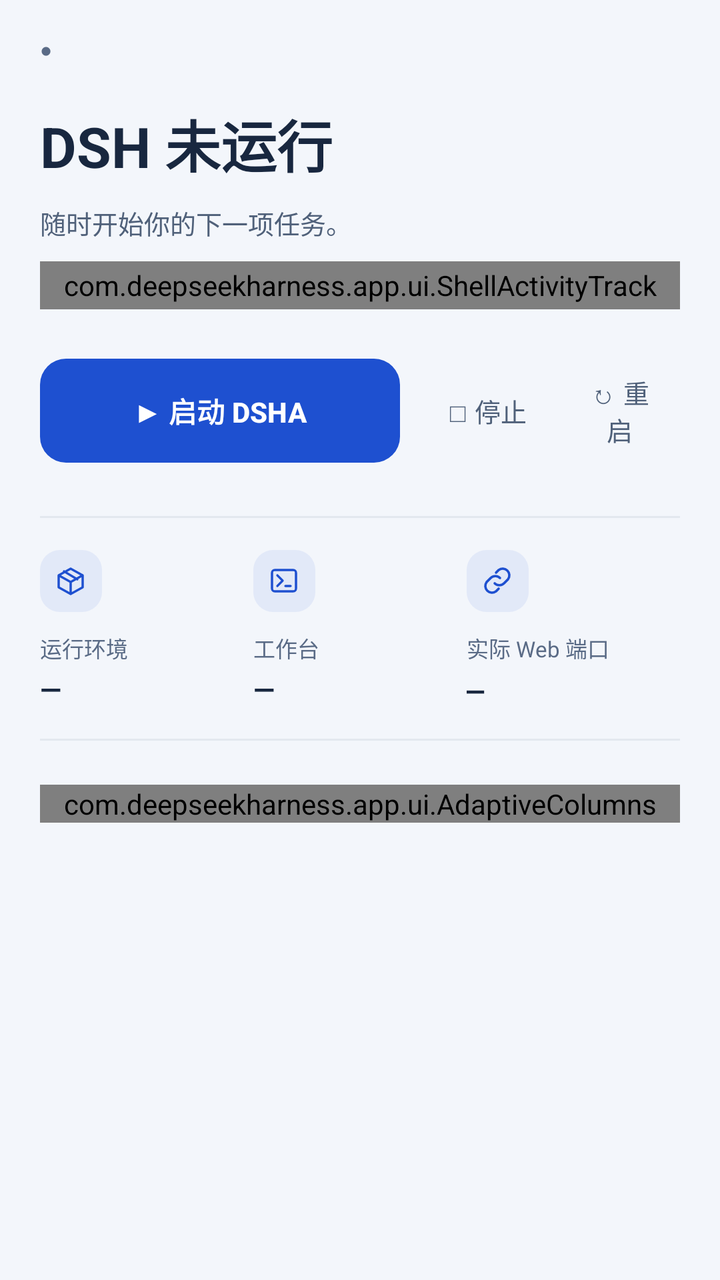
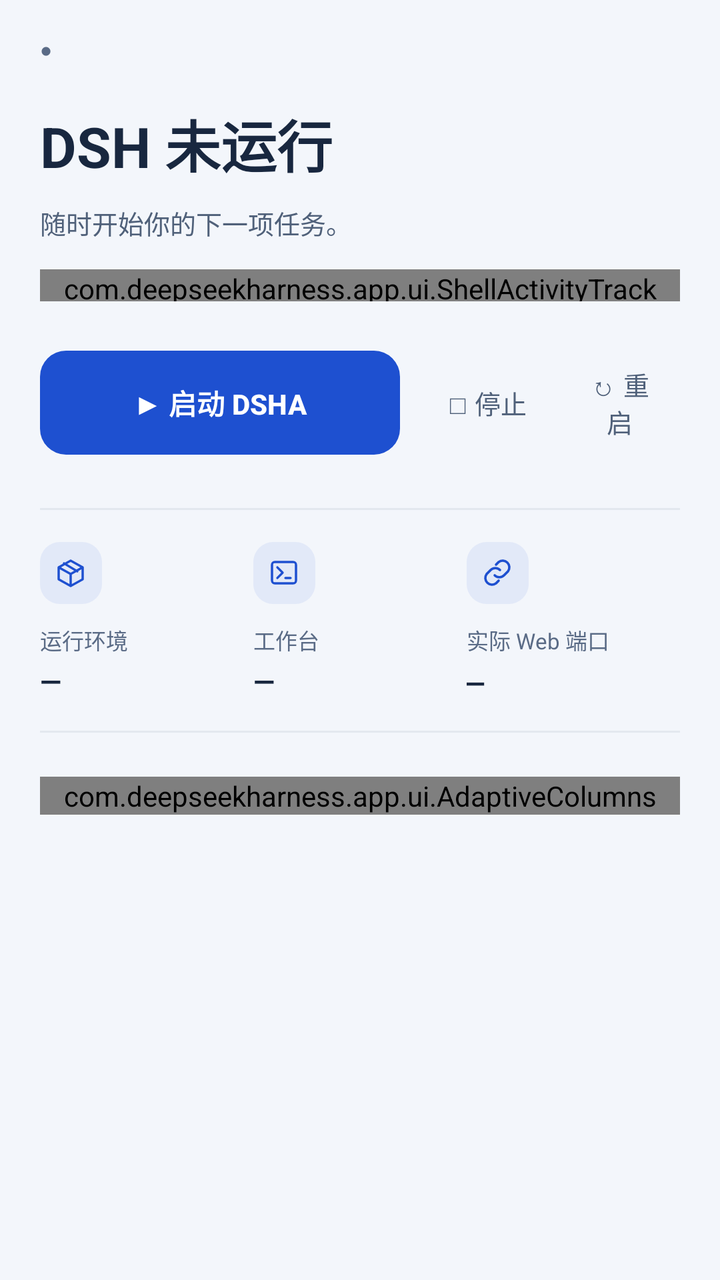

Before-and-after screenshots of an Android layout around one commit, followed by the original layout XML and the change that was made.
<!-- AndroidManifest.xml: application theme Theme.DeepseekHarness -->
<!-- res/layout/fragment_launch.xml -->
<?xml version='1.0' encoding='utf-8'?>
<FrameLayout xmlns:android="http://schemas.android.com/apk/res/android" xmlns:app="http://schemas.android.com/apk/res-auto" android:layout_width="match_parent" android:layout_height="match_parent" android:background="@color/shell_bg">

  <ScrollView android:id="@+id/launch_panel" android:layout_width="match_parent" android:layout_height="match_parent" android:background="@color/shell_bg" android:fillViewport="true" android:overScrollMode="ifContentScrolls">

    <LinearLayout android:id="@+id/launch_sections" android:layout_width="match_parent" android:layout_height="wrap_content" android:orientation="vertical" android:paddingStart="@dimen/shell_launch_page_pad" android:paddingTop="@dimen/shell_launch_page_top" android:paddingEnd="@dimen/shell_launch_page_pad" android:paddingBottom="@dimen/shell_launch_page_bottom">

      
      <LinearLayout android:layout_width="match_parent" android:layout_height="wrap_content" android:gravity="center_vertical" android:orientation="horizontal">
        <TextView android:id="@+id/launch_run_dot" style="@style/ShellLaunchDot" android:layout_width="wrap_content" android:layout_height="wrap_content" android:importantForAccessibility="no" android:text="@string/ui_status_dot" />
        <TextView android:id="@+id/launch_eyebrow" style="@style/ShellLaunchEyebrow" android:layout_width="0dp" android:layout_height="wrap_content" android:layout_marginStart="7dp" android:layout_weight="1" />
      </LinearLayout>

      
      <LinearLayout android:id="@+id/launch_hero" android:layout_width="match_parent" android:layout_height="wrap_content" android:layout_marginTop="20dp" android:gravity="center_vertical" android:orientation="horizontal">

        <LinearLayout android:id="@+id/launch_actions" android:layout_width="0dp" android:layout_height="wrap_content" android:layout_weight="1" android:orientation="vertical">

          <TextView android:id="@+id/launch_run_state" style="@style/ShellLaunchTitle" android:layout_width="match_parent" android:layout_height="wrap_content" android:accessibilityHeading="true" android:accessibilityLiveRegion="polite" android:text="@string/ui2_stopped" />

          <TextView android:id="@+id/launch_subtitle" style="@style/ShellLaunchDescription" android:layout_width="match_parent" android:layout_height="wrap_content" android:layout_marginTop="10dp" android:text="@string/ui2_launch_hint" />

          <com.deepseekharness.app.ui.ShellActivityTrack android:id="@+id/launch_activity" android:layout_width="match_parent" android:layout_height="@dimen/shell_launch_activity_height" android:layout_marginTop="10dp" android:importantForAccessibility="no" />

          <TextView android:id="@+id/launch_status" style="@style/ShellLaunchMeta" android:layout_width="match_parent" android:layout_height="wrap_content" android:layout_marginTop="4dp" android:accessibilityLiveRegion="polite" android:text="" android:visibility="gone" />

          
          <LinearLayout android:id="@+id/launch_controls" android:layout_width="match_parent" android:layout_height="wrap_content" android:layout_marginTop="20dp" android:gravity="center_vertical" android:orientation="horizontal">
            <androidx.appcompat.widget.AppCompatButton android:id="@+id/launch_start" style="@style/ShellLaunchPrimary" android:layout_width="wrap_content" android:layout_height="wrap_content" android:minWidth="180dp" android:paddingStart="24dp" android:paddingEnd="24dp" android:text="@string/ui2_start" />
            <LinearLayout android:id="@+id/launch_quiet_controls" android:layout_width="wrap_content" android:layout_height="wrap_content" android:layout_marginStart="12dp" android:gravity="center_vertical" android:orientation="horizontal">
              <androidx.appcompat.widget.AppCompatButton android:id="@+id/launch_stop" style="@style/ShellLaunchQuiet" android:layout_width="wrap_content" android:layout_height="wrap_content" android:text="@string/ui2_stop" />
              <androidx.appcompat.widget.AppCompatButton android:id="@+id/launch_open" style="@style/ShellLaunchQuiet" android:layout_width="wrap_content" android:layout_height="wrap_content" android:layout_marginStart="4dp" android:text="@string/ui2_restart" />
            </LinearLayout>
          </LinearLayout>
        </LinearLayout>

        
        <FrameLayout android:id="@+id/launch_art" android:layout_width="116dp" android:layout_height="140dp" android:layout_marginStart="24dp" android:importantForAccessibility="noHideDescendants" android:visibility="gone">
          <View android:id="@+id/launch_art_ring" android:layout_width="98dp" android:layout_height="93dp" android:layout_gravity="center" android:background="@drawable/bg_launch_art_ring" android:rotation="13" />
          <FrameLayout android:layout_width="65dp" android:layout_height="65dp" android:layout_gravity="center" android:background="@drawable/bg_launch_art_core">
            <ImageView android:layout_width="34dp" android:layout_height="34dp" android:layout_gravity="center" android:contentDescription="@null" android:src="@drawable/ic_terminal" app:tint="@color/shell_accent" />
          </FrameLayout>
        </FrameLayout>
      </LinearLayout>

      
      <View android:layout_width="match_parent" android:layout_height="1dp" android:layout_marginTop="@dimen/shell_launch_section_gap" android:background="@color/shell_line" />
      <LinearLayout android:id="@+id/launch_metrics" android:layout_width="match_parent" android:layout_height="wrap_content" android:orientation="horizontal">

        <LinearLayout style="@style/ShellLaunchRailItem" android:layout_width="0dp" android:layout_height="wrap_content" android:layout_weight="1">
          <FrameLayout android:layout_width="31dp" android:layout_height="31dp" android:background="@drawable/bg_launch_tile">
            <ImageView android:layout_width="16dp" android:layout_height="16dp" android:layout_gravity="center" android:contentDescription="@null" android:importantForAccessibility="no" android:src="@drawable/ic_ui2_box" app:tint="@color/shell_accent" />
          </FrameLayout>
          <TextView style="@style/ShellLaunchRailLabel" android:layout_width="match_parent" android:layout_height="wrap_content" android:text="@string/ui2_environment" />
          <TextView android:id="@+id/launch_environment" style="@style/ShellLaunchRailValue" android:layout_width="match_parent" android:layout_height="wrap_content" android:text="@string/ui_status_unavailable" />
        </LinearLayout>

        <LinearLayout style="@style/ShellLaunchRailItem" android:layout_width="0dp" android:layout_height="wrap_content" android:layout_weight="1">
          <FrameLayout android:layout_width="31dp" android:layout_height="31dp" android:background="@drawable/bg_launch_tile">
            <ImageView android:layout_width="16dp" android:layout_height="16dp" android:layout_gravity="center" android:contentDescription="@null" android:importantForAccessibility="no" android:src="@drawable/ic_terminal" app:tint="@color/shell_accent" />
          </FrameLayout>
          <TextView style="@style/ShellLaunchRailLabel" android:layout_width="match_parent" android:layout_height="wrap_content" android:text="@string/ui2_workspace" />
          <TextView android:id="@+id/launch_workbench" style="@style/ShellLaunchRailValue" android:layout_width="match_parent" android:layout_height="wrap_content" android:text="@string/ui_status_unavailable" />
        </LinearLayout>

        <LinearLayout style="@style/ShellLaunchRailItem" android:layout_width="0dp" android:layout_height="wrap_content" android:layout_weight="1">
          <FrameLayout android:layout_width="31dp" android:layout_height="31dp" android:background="@drawable/bg_launch_tile">
            <ImageView android:layout_width="16dp" android:layout_height="16dp" android:layout_gravity="center" android:contentDescription="@null" android:importantForAccessibility="no" android:src="@drawable/ic_ui_link" app:tint="@color/shell_accent" />
          </FrameLayout>
          <TextView style="@style/ShellLaunchRailLabel" android:layout_width="match_parent" android:layout_height="wrap_content" android:text="@string/ui2_port" />
          <TextView android:id="@+id/launch_port" style="@style/ShellLaunchRailValue" android:layout_width="match_parent" android:layout_height="wrap_content" android:fontFamily="monospace" android:text="@string/ui_status_unavailable" />
        </LinearLayout>
      </LinearLayout>
      <View android:layout_width="match_parent" android:layout_height="1dp" android:background="@color/shell_line" />

      
      <com.deepseekharness.app.ui.AdaptiveColumns android:id="@+id/launch_bottom" android:layout_width="match_parent" android:layout_height="wrap_content" android:layout_marginTop="@dimen/shell_launch_section_gap">

        <LinearLayout android:layout_width="match_parent" android:layout_height="wrap_content" android:orientation="vertical">
          <TextView android:id="@+id/launch_shortcuts_title" style="@style/ShellLaunchSectionTitle" android:layout_width="match_parent" android:layout_height="wrap_content" android:layout_marginBottom="6dp" android:gravity="center_vertical" android:minHeight="@dimen/shell_launch_pill_height" android:text="@string/ui2_shortcuts" />

          <LinearLayout android:id="@+id/launch_shortcuts" android:layout_width="match_parent" android:layout_height="wrap_content" android:orientation="vertical">

            <TextView android:id="@+id/launch_terminal_row" style="@style/ShellLaunchRow" android:layout_width="match_parent" android:layout_height="wrap_content" android:drawableStart="@drawable/ic_terminal" android:drawableEnd="@drawable/ic_ui2_chevron" android:drawablePadding="14dp" android:paddingStart="4dp" android:paddingEnd="4dp" android:text="" />

            <View android:layout_width="match_parent" android:layout_height="1dp" android:background="@color/shell_line" />

            <TextView android:id="@+id/launch_environment_row" style="@style/ShellLaunchRow" android:layout_width="match_parent" android:layout_height="wrap_content" android:drawableStart="@drawable/ic_ui2_box" android:drawableEnd="@drawable/ic_ui2_chevron" android:drawablePadding="14dp" android:paddingStart="4dp" android:paddingEnd="4dp" android:text="" />

            <View android:layout_width="match_parent" android:layout_height="1dp" android:background="@color/shell_line" />

            <LinearLayout android:id="@+id/launch_address" android:layout_width="match_parent" android:layout_height="wrap_content" android:background="?attr/selectableItemBackground" android:clickable="true" android:focusable="true" android:gravity="center_vertical" android:minHeight="@dimen/shell_launch_row_height" android:orientation="horizontal" android:paddingStart="4dp" android:paddingTop="10dp" android:paddingEnd="4dp" android:paddingBottom="10dp">
              <ImageView android:layout_width="20dp" android:layout_height="20dp" android:contentDescription="@null" android:src="@drawable/ic_ui_link" app:tint="@color/shell_text_muted" />
              <LinearLayout android:layout_width="0dp" android:layout_height="wrap_content" android:layout_marginStart="14dp" android:layout_weight="1" android:orientation="vertical">
                <TextView android:layout_width="match_parent" android:layout_height="wrap_content" android:includeFontPadding="false" android:text="@string/ui2_address" android:textColor="@color/shell_text" android:textSize="14sp" />
                <TextView android:layout_width="match_parent" android:layout_height="wrap_content" android:layout_marginTop="4dp" android:includeFontPadding="false" android:text="@string/ui2_address_sub" android:textColor="@color/shell_text_muted" android:textSize="11sp" />
              </LinearLayout>
              <ImageView android:layout_width="16dp" android:layout_height="16dp" android:contentDescription="@null" android:src="@drawable/ic_ui2_chevron" app:tint="@color/shell_text_muted" />
            </LinearLayout>

            <View android:layout_width="match_parent" android:layout_height="1dp" android:background="@color/shell_line" />
          </LinearLayout>
        </LinearLayout>

        
        <LinearLayout android:id="@+id/launch_log_panel" android:layout_width="match_parent" android:layout_height="wrap_content" android:layout_marginTop="@dimen/shell_launch_section_gap" android:orientation="vertical">

          <LinearLayout android:layout_width="match_parent" android:layout_height="wrap_content" android:gravity="center_vertical" android:orientation="horizontal">
            <TextView style="@style/ShellLaunchSectionTitle" android:layout_width="0dp" android:layout_height="wrap_content" android:layout_weight="1" android:text="@string/ui2_logs" />
            <Button android:id="@+id/launch_copy_logs" style="@style/ShellLaunchPillButton" android:layout_width="wrap_content" android:layout_height="wrap_content" android:text="" />
            <Button android:id="@+id/launch_download_logs" style="@style/ShellLaunchPillButton" android:layout_width="wrap_content" android:layout_height="wrap_content" android:layout_marginStart="8dp" android:text="@string/ui_m0046" />
          </LinearLayout>

          <com.deepseekharness.app.ui.LogScrollView android:id="@+id/launch_log_scroll" android:layout_width="match_parent" android:layout_height="@dimen/shell_launch_log_height" android:layout_marginTop="10dp" android:background="@drawable/bg_shell_status" android:fillViewport="true">
            <LinearLayout android:layout_width="match_parent" android:layout_height="wrap_content" android:orientation="vertical" android:padding="12dp">
              <TextView android:id="@+id/lan_addr" android:layout_width="match_parent" android:layout_height="wrap_content" android:includeFontPadding="false" android:text="" android:textColor="@color/shell_accent" android:textIsSelectable="true" android:textSize="11sp" android:visibility="gone" />
              <TextView android:id="@+id/launch_log" style="@style/ShellLaunchLog" android:layout_width="match_parent" android:layout_height="wrap_content" android:text="@string/ui_m0025" />
            </LinearLayout>
          </com.deepseekharness.app.ui.LogScrollView>

          <LinearLayout android:layout_width="match_parent" android:layout_height="wrap_content" android:layout_marginTop="8dp" android:gravity="center_vertical" android:orientation="horizontal">
            <TextView android:id="@+id/launch_follow_logs" style="@style/ShellLaunchPill" android:layout_width="wrap_content" android:layout_height="wrap_content" android:text="" />
            <TextView android:id="@+id/launch_latest_button" style="@style/ShellLaunchLatest" android:layout_width="wrap_content" android:layout_height="wrap_content" android:layout_marginStart="8dp" android:text="" android:visibility="gone" />
          </LinearLayout>

          <LinearLayout android:layout_width="match_parent" android:layout_height="wrap_content" android:layout_marginTop="12dp" android:gravity="center_vertical" android:orientation="horizontal">
            <androidx.appcompat.widget.AppCompatButton android:id="@+id/launch_safe" style="@style/ShellLaunchSecondary" android:layout_width="0dp" android:layout_height="wrap_content" android:layout_weight="1" android:text="@string/ui_m0007" />
            <androidx.appcompat.widget.AppCompatButton android:id="@+id/launch_recovery" style="@style/ShellLaunchSecondary" android:layout_width="0dp" android:layout_height="wrap_content" android:layout_marginStart="@dimen/shell_launch_control_gap" android:layout_weight="1" android:text="@string/ui_m0011" />
          </LinearLayout>
        </LinearLayout>
      </com.deepseekharness.app.ui.AdaptiveColumns>
    </LinearLayout>
  </ScrollView>

  <FrameLayout android:id="@+id/launch_web" android:layout_width="match_parent" android:layout_height="match_parent" android:visibility="gone">
    <FrameLayout android:id="@+id/launch_web_box" android:layout_width="match_parent" android:layout_height="match_parent" />
  </FrameLayout>
</FrameLayout>
<!-- resources referenced by this layout -->
<resources>
  <color name="shell_accent">#1E50D0</color>
  <color name="shell_bg">#F3F6FB</color>
  <color name="shell_line">#131D3A60</color>
  <color name="shell_text">#18273F</color>
  <color name="shell_text_muted">#5A6B86</color>
  <dimen name="shell_launch_activity_height">24dp</dimen>
  <dimen name="shell_launch_control_gap">10dp</dimen>
  <dimen name="shell_launch_log_height">184dp</dimen>
  <dimen name="shell_launch_page_bottom">30dp</dimen>
  <dimen name="shell_launch_page_pad">20dp</dimen>
  <dimen name="shell_launch_page_top">18dp</dimen>
  <dimen name="shell_launch_pill_height">44dp</dimen>
  <dimen name="shell_launch_row_height">54dp</dimen>
  <dimen name="shell_launch_section_gap">22dp</dimen>
  <string name="ui2_address">访问地址</string>
  <string name="ui2_address_sub">查看本机与局域网地址</string>
  <string name="ui2_environment">运行环境</string>
  <string name="ui2_launch_hint">随时开始你的下一项任务。</string>
  <string name="ui2_logs">启动日志</string>
  <string name="ui2_port">实际 Web 端口</string>
  <string name="ui2_restart">↻  重启</string>
  <string name="ui2_shortcuts">快捷入口</string>
  <string name="ui2_start">▶  启动 DSHA</string>
  <string name="ui2_stop">□  停止</string>
  <string name="ui2_stopped">DSH 未运行</string>
  <string name="ui2_workspace">工作台</string>
  <string name="ui_m0007" formatted="false">"安全启动"</string>
  <string name="ui_m0011" formatted="false">"恢复选项"</string>
  <string name="ui_m0025" formatted="false">"还没有日志。"</string>
  <string name="ui_m0046" formatted="false">"下载日志"</string>
  <string name="ui_status_dot" translatable="false">●</string>
  <string name="ui_status_unavailable" translatable="false">—</string>
  <style name="ShellLaunchLatest" parent="ShellLaunchPill">
          <item name="android:textColor">@color/shell_accent</item>
      </style>
  <style name="Theme.DeepseekHarness" parent="Theme.DSHA.Base">
          <item name="android:windowLightStatusBar">true</item>
      </style>
  <color name="shell_accent_soft">#141E50D0</color>
  <color name="shell_line_strong">#251D3A60</color>
  <color name="shell_surface">#FCFDFF</color>
  <dimen name="shell_launch_radius_status">16dp</dimen>
  <color name="primary">#1E50D0</color>
  <dimen name="shell_launch_body">13sp</dimen>
  <color name="shell_text_secondary">#50617A</color>
  <dimen name="shell_launch_caption">11sp</dimen>
  <dimen name="shell_launch_log_text">12sp</dimen>
  <dimen name="shell_launch_meta">12sp</dimen>
  <dimen name="shell_launch_primary_height">52dp</dimen>
  <dimen name="shell_launch_button_text">14sp</dimen>
  <color name="shell_on_accent">#FFFFFF</color>
  <dimen name="touch_min">44dp</dimen>
  <dimen name="shell_launch_row_text">14sp</dimen>
  <dimen name="shell_launch_secondary_height">46dp</dimen>
  <dimen name="shell_launch_title">28sp</dimen>
  <dimen name="shell_launch_radius_pill">999dp</dimen>
  <color name="shell_raised">#E7EDF6</color>
  <color name="ripple">#141E50D0</color>
  <dimen name="radius_small">10dp</dimen>
  <color name="accent_on">#FFFFFF</color>
  <color name="raised">#E7EDF6</color>
  <color name="primary_dark">#1A46B8</color>
  <color name="card">#FCFDFF</color>
  <color name="surface">#F3F6FB</color>
  <color name="text">#18273F</color>
  <color name="text_secondary">#50617A</color>
  <color name="line">#131D3A60</color>
  <color name="err">#AF404B</color>
  <color name="error_on">#FFFFFF</color>
  <color name="text_muted">#5A6B86</color>
  <style name="Widget.DSHA.CheckBox" parent="Widget.Material3.CompoundButton.CheckBox">
          <item name="android:textColor">@color/button_text</item>
      </style>
  <dimen name="radius_control">13dp</dimen>
  <color name="disabled">#E7EDF6</color>
  <dimen name="stroke">1dp</dimen>
  <color name="primary_ripple">#1FFFFFFF</color>
  <style name="Shape.DSHA.Dialog" parent="">
          <item name="cornerFamily">rounded</item>
          <item name="cornerSize">24dp</item>
      </style>
  <!-- unchanged entries left out for length: 42 -->
</resources>

<!-- the commit's change to res/layout/fragment_launch.xml (unified diff, before → after) -->
@@ -20,9 +20,9 @@
 
           <TextView android:id="@+id/launch_subtitle" style="@style/ShellLaunchDescription" android:layout_width="match_parent" android:layout_height="wrap_content" android:layout_marginTop="10dp" android:text="@string/ui2_launch_hint" />
 
-          <com.deepseekharness.app.ui.ShellActivityTrack android:id="@+id/launch_activity" android:layout_width="match_parent" android:layout_height="@dimen/shell_launch_activity_height" android:layout_marginTop="10dp" android:importantForAccessibility="no" />
+          <com.deepseekharness.app.ui.ShellActivityTrack android:id="@+id/launch_activity" android:layout_width="match_parent" android:layout_height="@dimen/shell_launch_activity_height" android:layout_marginTop="14dp" android:importantForAccessibility="no" />
 
-          <TextView android:id="@+id/launch_status" style="@style/ShellLaunchMeta" android:layout_width="match_parent" android:layout_height="wrap_content" android:layout_marginTop="4dp" android:accessibilityLiveRegion="polite" android:text="" android:visibility="gone" />
+          <TextView android:id="@+id/launch_status" style="@style/ShellLaunchMeta" android:layout_width="match_parent" android:layout_height="wrap_content" android:layout_marginTop="8dp" android:accessibilityLiveRegion="polite" android:text="" android:visibility="gone" />
 
           
           <LinearLayout android:id="@+id/launch_controls" android:layout_width="match_parent" android:layout_height="wrap_content" android:layout_marginTop="20dp" android:gravity="center_vertical" android:orientation="horizontal">
<!-- resource entries referenced after the edit -->
@@ -5,7 +5,7 @@
   <color name="shell_line">#131D3A60</color>
   <color name="shell_text">#18273F</color>
   <color name="shell_text_muted">#5A6B86</color>
-  <dimen name="shell_launch_activity_height">24dp</dimen>
+  <dimen name="shell_launch_activity_height">16dp</dimen>
   <dimen name="shell_launch_control_gap">10dp</dimen>
   <dimen name="shell_launch_log_height">184dp</dimen>
   <dimen name="shell_launch_page_bottom">30dp</dimen>
